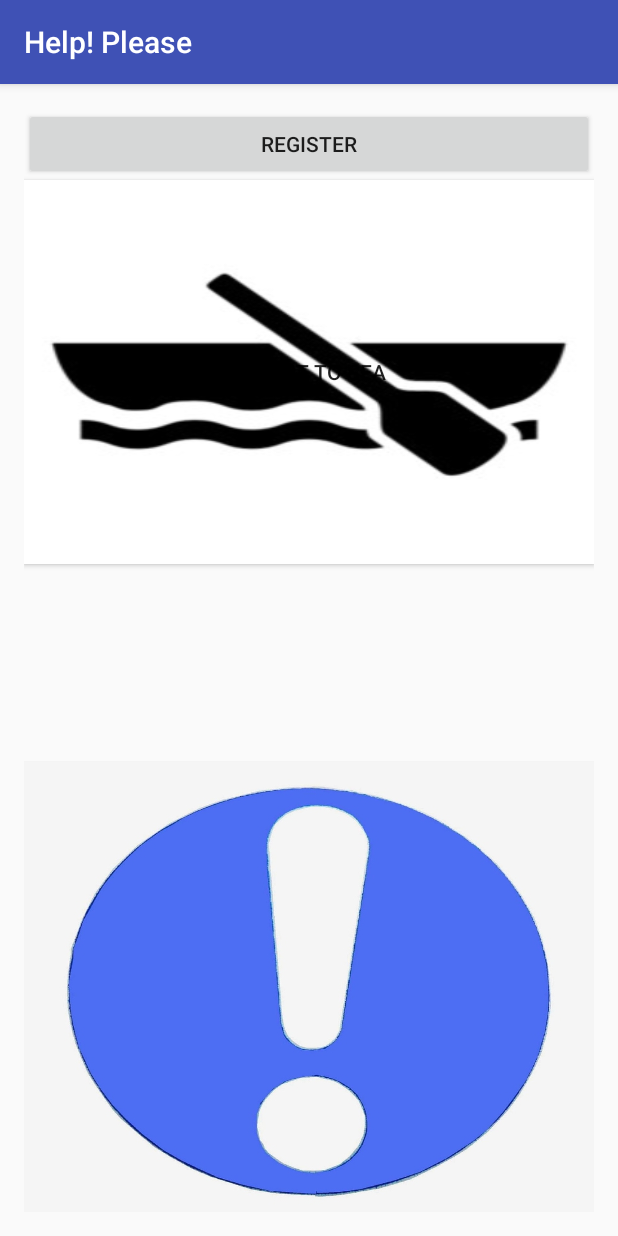
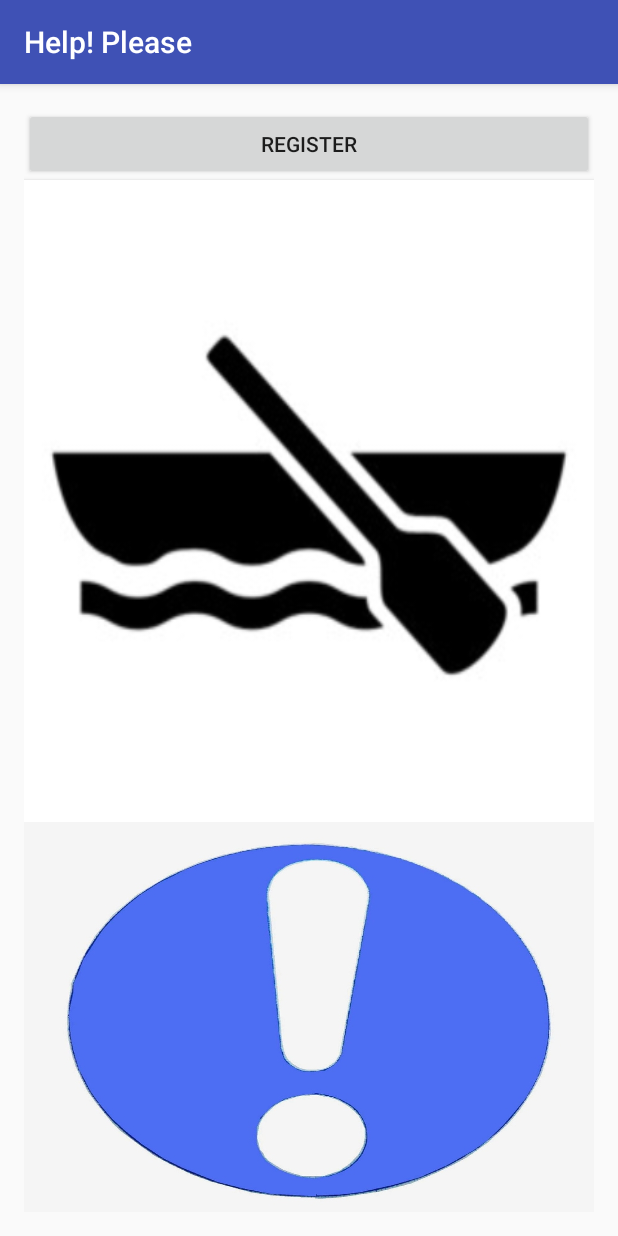
Before and after one commit to bournemouth2016/team-2, an Android app: the screen it shows after launch (MainActivity), on a phone screen of 412 x 824 dp. Run offline under Robolectric (Android 15) with nearby library versions, the phone set to English and light mode, and no system bars.

Commit message:
main view

```diff
--- a/help/app/src/main/res/layout/activity_main.xml
+++ b/help/app/src/main/res/layout/activity_main.xml
@@ -20,8 +20,8 @@
 
     <Button
         android:layout_width="match_parent"
-        android:layout_height="300dp"
-        android:id="@+id/button4"
+        android:layout_height="260dp"
+        android:id="@+id/helpButton"
         android:textAppearance="@android:style/TextAppearance"
         android:elevation="0dp"
         android:layout_alignParentBottom="true"
@@ -31,11 +31,14 @@
         android:clickable="true" />
 
     <Button
-        android:text="Go out to sea"
         android:layout_width="match_parent"
         android:layout_height="wrap_content"
-        android:id="@+id/button6"
+        android:id="@+id/goToSeaButton"
+        android:background="@drawable/boat_icon"
         android:layout_below="@+id/button5"
-        android:layout_centerHorizontal="true"
-        android:background="@drawable/boat_icon" />
+        android:layout_alignParentRight="true"
+        android:layout_alignParentEnd="true"
+        android:layout_above="@+id/helpButton"
+        android:layout_alignParentLeft="true"
+        android:layout_alignParentStart="true" />
 </RelativeLayout>
```
